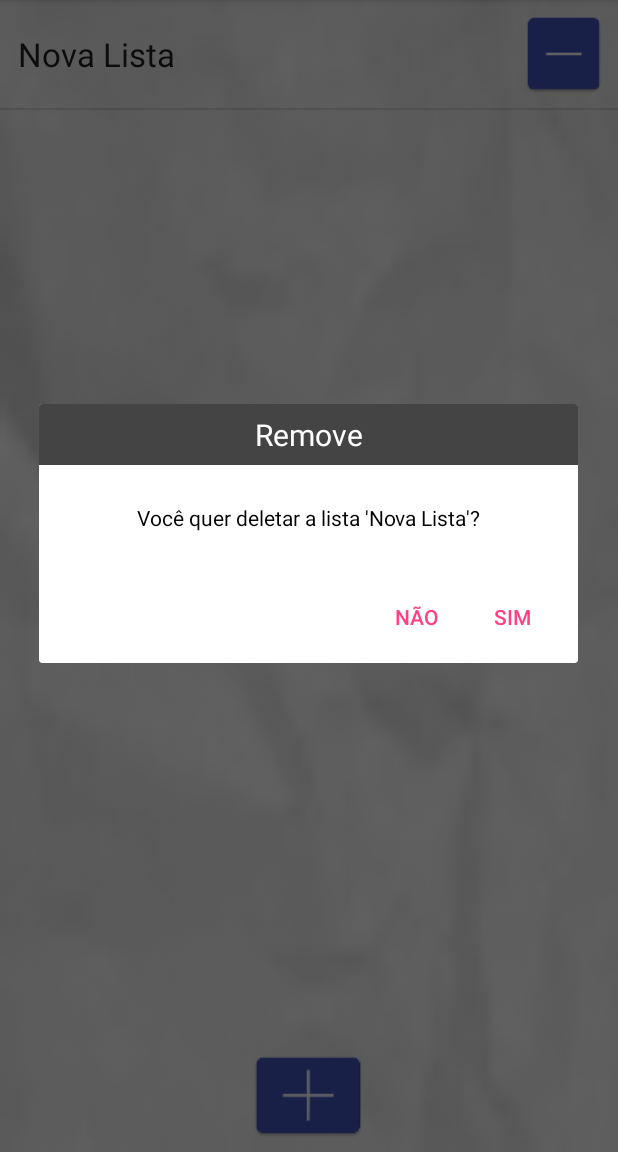
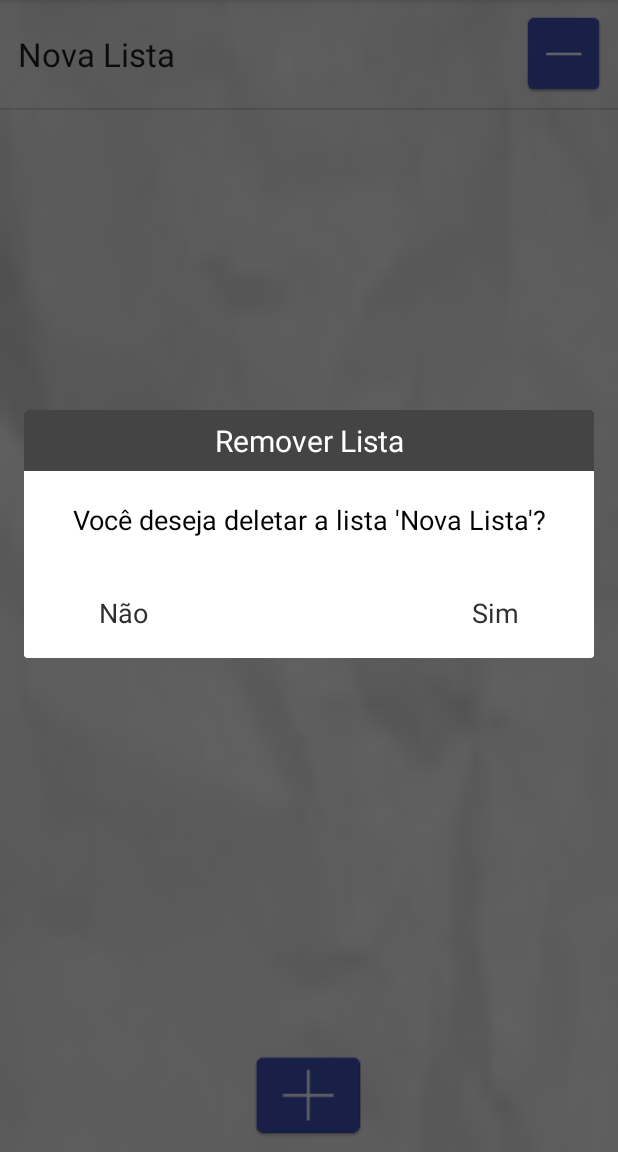
Before and after one commit to FlavioAirjan/ListaDeCompras, an Android app: the screen it shows after launch (MainActivity), after a tap on an icon or button, on a phone screen of 412 x 824 dp, the part 84-1236 px from its top. Run offline under Robolectric (Android 15) with nearby library versions, the phone set to English and light mode, and no system bars; 1 other tap on this screen came first.

Commit message:
Listas de itens organizadas por item checado. Alterado msg de alerta. BugFix do botao de retornar do mobile.

```diff
--- a/app/src/main/java/com/listadecompras/listadecompras/CustomAdapterListaListas.java
+++ b/app/src/main/java/com/listadecompras/listadecompras/CustomAdapterListaListas.java
@@ -53,6 +53,10 @@ public class CustomAdapterListaListas extends BaseAdapter {
         View view = li.inflate(R.layout.alert_dialog, null);
         builder.setView(view);
 
+        TextView btnAdd1 = (TextView) view.findViewById(R.id.btnAdd1);
+
+        TextView btnAdd2 = (TextView) view.findViewById(R.id.btnAdd2);
+
         TextView input = (TextView)view.findViewById(R.id.text);
         input.setGravity(Gravity.CENTER);
         input.setText(text);
@@ -68,27 +72,27 @@ public class CustomAdapterListaListas extends BaseAdapter {
         title_edited.setTextSize(20);
 
         builder.setCustomTitle(title_edited);
+        final AlertDialog dialog = builder.create();
 
-// Set up the buttons
-        builder.setPositiveButton(posit, new DialogInterface.OnClickListener() {
-            @Override
-            public void onClick(DialogInterface dialog, int which) {
-                //return true;
-                listActivity.removeItem(position);
+        btnAdd1.setOnClickListener(new View.OnClickListener() {
+            public void onClick(View v) {
+
+                // btnAdd1 has been clicked
+                dialog.cancel();
             }
         });
 
-        builder.setNegativeButton(negat, new DialogInterface.OnClickListener() {
-            @Override
-            public void onClick(DialogInterface dialog, int which) {
+        btnAdd2.setOnClickListener(new View.OnClickListener() {
+            public void onClick(View v) {
+
+                // btnAdd2 has been clicked
+                listActivity.removeItem(position);
                 dialog.cancel();
             }
         });
-        final AlertDialog dialog = builder.create();
 
 
         dialog.show();
-
     }
 
     public void addItem(ListaItens item){
@@ -141,7 +145,7 @@ public class CustomAdapterListaListas extends BaseAdapter {
             public void onClick(View v) {
                 // TODO Auto-generated method stub
                 if(pastaListas.getListaListas().size()>position) {
-                    makeBoolDialog(context, "Remove", "Você quer deletar a lista '" + pastaListas.getListaListas().get(position).getNome() + "'?", "Sim", "Não", position);
+                    makeBoolDialog(context, "Remover Lista", "Você deseja deletar a lista '" + pastaListas.getListaListas().get(position).getNome() + "'?", "Sim", "Não", position);
                 }
             }
         });
--- a/app/src/main/res/layout/alert_dialog.xml
+++ b/app/src/main/res/layout/alert_dialog.xml
@@ -1,16 +1,55 @@
 <?xml version="1.0" encoding="utf-8"?>
-<LinearLayout xmlns:android="http://schemas.android.com/apk/res/android"
+<RelativeLayout xmlns:android="http://schemas.android.com/apk/res/android"
     android:orientation="vertical" android:layout_width="match_parent"
     android:layout_height="match_parent"
-    android:weightSum="1">
+    android:weightSum="1"
+    android:layout_gravity="center">
 
+    <RelativeLayout android:id="@+id/relativeLayout1"
+    android:layout_width="fill_parent"
+    android:gravity="center"
+    android:layout_weight="0.08"
+    android:layout_height="60dp"
+    android:layout_below="@+id/text"
+        android:layout_alignParentEnd="true">
+
+    <TextView
+        android:id="@+id/btnAdd1"
+        android:layout_width="wrap_content"
+        android:layout_height="wrap_content"
+        android:text="Não"
+        android:textAppearance="?android:attr/textAppearanceMedium"
+        android:textColor="@color/colorBlack"
+        android:layout_gravity="left|bottom"
+        android:padding="10dp"
+        android:layout_marginStart="40dp"
+
+        android:layout_alignTop="@+id/btnAdd2"
+        android:layout_alignParentStart="true" />
+
+    <TextView
+        android:id="@+id/btnAdd2"
+        android:layout_width="wrap_content"
+        android:layout_height="wrap_content"
+        android:text="Sim"
+        android:textAppearance="?android:attr/textAppearanceMedium"
+        android:padding="10dp"
+        android:textColor="@color/colorBlack"
+        android:layout_gravity="right|bottom"
+        android:layout_alignParentTop="true"
+        android:layout_alignParentEnd="true"
+        android:layout_marginEnd="40dp" />
+    </RelativeLayout>
 
     <TextView android:id="@+id/text"
         android:layout_width="match_parent"
-        android:layout_height="70dp"
-        android:layout_gravity="center"
-        android:textColor="#030303" />
+        android:layout_height="wrap_content"
+        android:layout_gravity="center_horizontal|top"
+        android:textAppearance="?android:attr/textAppearanceMedium"
+        android:textColor="#030303"
+        android:padding="20dp"
+        android:layout_alignParentTop="true"
+        android:layout_centerHorizontal="true" />
 
 
-
-</LinearLayout>
+</RelativeLayout>
--- a/app/src/main/res/values/colors.xml
+++ b/app/src/main/res/values/colors.xml
@@ -3,5 +3,8 @@
     <color name="colorPrimary">#3F51B5</color>
     <color name="colorPrimaryDark">#303F9F</color>
     <color name="colorAccent">#FF4081</color>
+    <color name="colorGreen">#147129</color>
+    <color name="colorRed">#d1212d</color>
+    <color name="colorBlack">#302e2e</color>
 
 </resources>
```
Also changed, not shown: app/src/main/java/com/listadecompras/listadecompras/CustomAdapterListaItens.java (+34 -4 lines), app/src/main/java/com/listadecompras/listadecompras/ListActivity.java (+13 -2 lines), app/src/main/java/com/listadecompras/listadecompras/ListaItens.java (+7 -1 lines).
